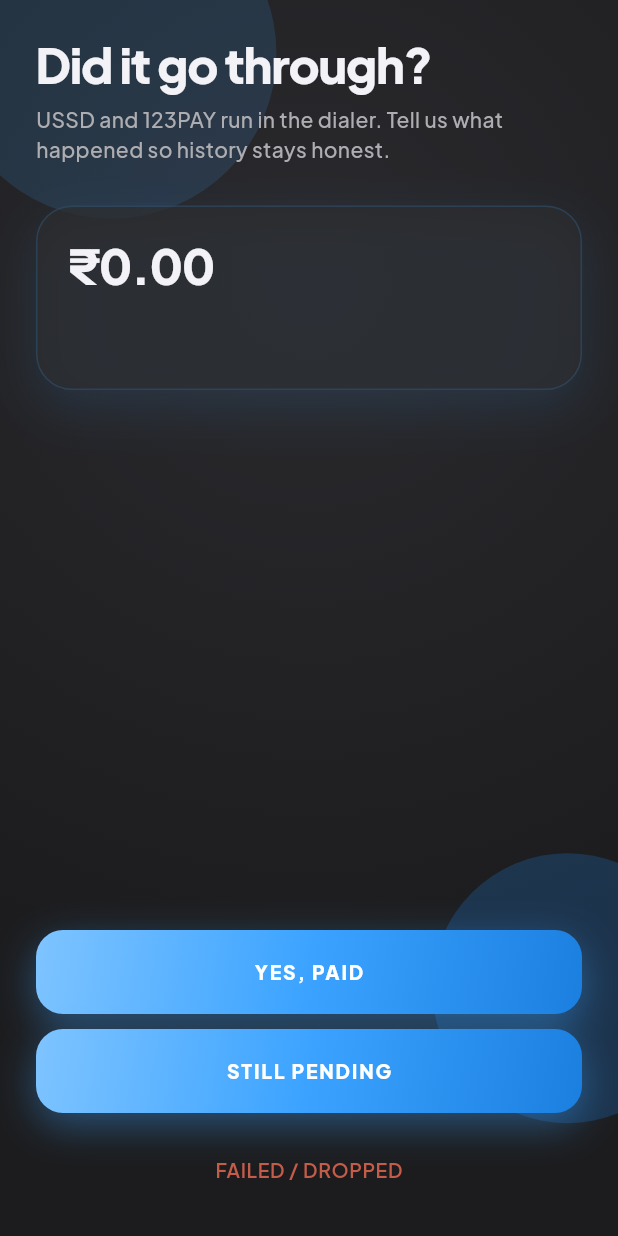
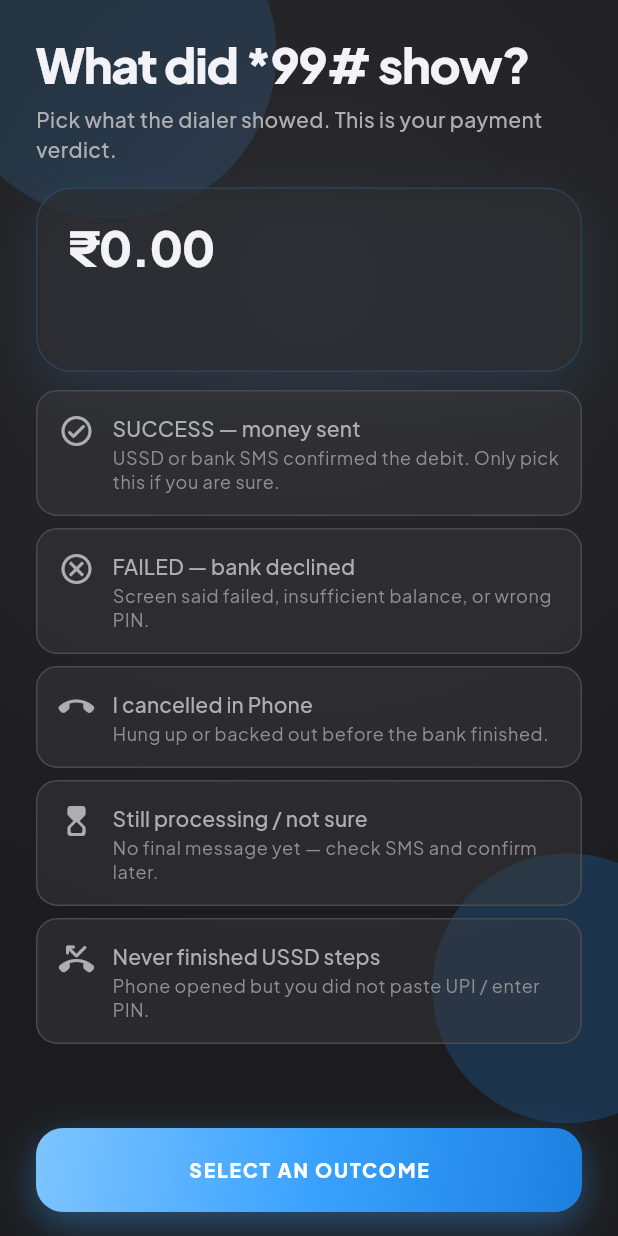
Before and after one commit to BiasManan2010/zeppay, a Flutter app: the OutcomeScreen screen opened by its route, on a phone screen of 412 x 824 dp. Run offline on Flutter 3.47's test engine with Material 3 defaults, Android fonts, the light colour scheme and no system bars; drawn by our look-alikes of flutter_animate; our stand-ins replace audioplayers, csv, fl_chart, flutter_contacts, flutter_local_notifications, flutter_riverpod and 8 more; missing offline and left inert: dart:html, dart:js, dart:js_util, google_mlkit_text_recognition, mobile_scanner; accounts and stored records are empty.

Commit message:
Replace timing guesses with explicit USSD outcome verification.
Users now report what *99# actually showed (SUCCESS, FAILED, etc.).
Success requires confirming the debited amount; timing is facts-only context.
Removes misleading LIKELY labels — the user's USSD attestation is the verdict.

Co-authored-by: Manan Bharti <BiasManan2010@users.noreply.github.com>

```diff
--- a/lib/data/services/payment_tracker.dart
+++ b/lib/data/services/payment_tracker.dart
@@ -3,8 +3,7 @@ import 'dart:convert';
 import 'package:shared_preferences/shared_preferences.dart';
 
 import '../models/models.dart';
-import 'dial_session.dart';
-import 'payment_status_detector.dart';
+import 'payment_verification.dart';
 
 /// Lifecycle of one offline USSD payment attempt.
 enum PaymentTrackPhase {
@@ -32,7 +31,9 @@ class PaymentTrack {
     this.returnedAt,
     this.longestPhoneStint = Duration.zero,
     this.stintCount = 0,
-    this.suggestion,
+    this.userOutcome,
+    this.userSmsRef = '',
+    this.amountConfirmed = false,
     this.resolvedStatus,
   });
 
@@ -49,8 +50,13 @@ class PaymentTrack {
   final DateTime? returnedAt;
   final Duration longestPhoneStint;
   final int stintCount;
-  final TxStatus? suggestion;
+  final UssdUserOutcome? userOutcome;
+  final String userSmsRef;
+  final bool amountConfirmed;
   final TxStatus? resolvedStatus;
+
+  /// Deprecated timing hint — not shown as judgment in UI.
+  TxStatus? get suggestion => null;
 
   bool get needsConfirmation =>
       phase == PaymentTrackPhase.awaitingConfirm && resolvedStatus == null;
@@ -70,7 +76,9 @@ class PaymentTrack {
     DateTime? returnedAt,
     Duration? longestPhoneStint,
     int? stintCount,
-    TxStatus? suggestion,
+    UssdUserOutcome? userOutcome,
+    String? userSmsRef,
+    bool? amountConfirmed,
     TxStatus? resolvedStatus,
   }) =>
       PaymentTrack(
@@ -87,7 +95,9 @@ class PaymentTrack {
         returnedAt: returnedAt ?? this.returnedAt,
         longestPhoneStint: longestPhoneStint ?? this.longestPhoneStint,
         stintCount: stintCount ?? this.stintCount,
-        suggestion: suggestion ?? this.suggestion,
+        userOutcome: userOutcome ?? this.userOutcome,
+        userSmsRef: userSmsRef ?? this.userSmsRef,
+        amountConfirmed: amountConfirmed ?? this.amountConfirmed,
         resolvedStatus: resolvedStatus ?? this.resolvedStatus,
       );
 
@@ -105,7 +115,9 @@ class PaymentTrack {
         'returnedAt': returnedAt?.toIso8601String(),
         'longestPhoneStintMs': longestPhoneStint.inMilliseconds,
         'stintCount': stintCount,
-        'suggestion': suggestion?.name,
+        'userOutcome': userOutcome?.name,
+        'userSmsRef': userSmsRef,
+        'amountConfirmed': amountConfirmed,
         'resolvedStatus': resolvedStatus?.name,
       };
 
@@ -126,6 +138,14 @@ class PaymentTrack {
       }
     }
 
+    UssdUserOutcome? parseOutcome(String? raw) {
+      if (raw == null || raw.isEmpty) return null;
+      for (final o in UssdUserOutcome.values) {
+        if (o.name == raw) return o;
+      }
+      return null;
+    }
+
     return PaymentTrack(
       txId: j['txId'] as String? ?? '',
       refCode: j['refCode'] as String? ?? '',
@@ -142,7 +162,9 @@ class PaymentTrack {
       longestPhoneStint:
           Duration(milliseconds: j['longestPhoneStintMs'] as int? ?? 0),
       stintCount: j['stintCount'] as int? ?? 0,
-      suggestion: parseStatus(j['suggestion'] as String?),
+      userOutcome: parseOutcome(j['userOutcome'] as String?),
+      userSmsRef: j['userSmsRef'] as String? ?? '',
+      amountConfirmed: j['amountConfirmed'] as bool? ?? false,
       resolvedStatus: parseStatus(j['resolvedStatus'] as String?),
     );
   }
@@ -176,22 +198,7 @@ class PaymentTrackStore {
   }
 }
 
-/// Evaluates dial timing into a suggested status — never auto-marks paid.
-TxStatus evaluateDialSession(DialSessionReport session, PaymentTrack track) {
-  if (session.timedOut && !session.everLeftPhone) return TxStatus.failed;
-  if (!session.everLeftPhone) return TxStatus.failed;
-
-  final dialAt = track.dialOpenedAt ?? track.startedAt;
-  final returned = session.returnedAt ?? track.returnedAt ?? DateTime.now();
-  final sinceDial = returned.difference(dialAt).inSeconds;
-
-  if (sinceDial >= 120 && session.longestStint.inSeconds < 20) {
-    return TxStatus.pending;
-  }
-
-  return detectPaymentStatus(session.longestStint);
-}
-
+/// Dial session timing facts — no automatic payment verdict.
 List<PaymentTrackStep> trackSteps(PaymentTrack track) {
   final phase = track.phase;
   PaymentTrackStepState s(PaymentTrackPhase need) {
@@ -211,8 +218,10 @@ List<PaymentTrackStep> trackSteps(PaymentTrack track) {
   }
 
   String confirmDetail() {
-    if (track.suggestion == null) return 'Waiting for your tap';
-    return 'Suggested: ${track.suggestion!.name.toUpperCase()}';
+    if (track.userOutcome != null) {
+      return track.userOutcome!.title;
+    }
+    return 'Tell us what USSD showed';
   }
 
   return [
--- /dev/null
+++ b/lib/data/services/payment_verification.dart
@@ -0,0 +1,107 @@
+import 'package:flutter/material.dart' show IconData, Icons;
+
+import '../models/models.dart';
+import 'payment_tracker.dart';
+
+/// What the user actually saw in Phone / USSD — the only real verdict source.
+enum UssdUserOutcome {
+  success,
+  failed,
+  cancelled,
+  pending,
+  noDial,
+}
+
+extension UssdUserOutcomeLabels on UssdUserOutcome {
+  String get title => switch (this) {
+        UssdUserOutcome.success => 'SUCCESS — money sent',
+        UssdUserOutcome.failed => 'FAILED — bank declined',
+        UssdUserOutcome.cancelled => 'I cancelled in Phone',
+        UssdUserOutcome.pending => 'Still processing / not sure',
+        UssdUserOutcome.noDial => 'Never finished USSD steps',
+      };
+
+  String get subtitle => switch (this) {
+        UssdUserOutcome.success =>
+          'USSD or bank SMS confirmed the debit. Only pick this if you are sure.',
+        UssdUserOutcome.failed =>
+          'Screen said failed, insufficient balance, or wrong PIN.',
+        UssdUserOutcome.cancelled =>
+          'Hung up or backed out before the bank finished.',
+        UssdUserOutcome.pending =>
+          'No final message yet — check SMS and confirm later.',
+        UssdUserOutcome.noDial =>
+          'Phone opened but you did not paste UPI / enter PIN.',
+      };
+
+  IconData get icon => switch (this) {
+        UssdUserOutcome.success => Icons.check_circle_outline_rounded,
+        UssdUserOutcome.failed => Icons.cancel_outlined,
+        UssdUserOutcome.cancelled => Icons.call_end_rounded,
+        UssdUserOutcome.pending => Icons.hourglass_top_rounded,
+        UssdUserOutcome.noDial => Icons.phone_missed_rounded,
+      };
+}
+
+/// Maps user attestation to ledger status — no timing guesses.
+TxStatus statusFromUserOutcome(UssdUserOutcome outcome) {
+  return switch (outcome) {
+    UssdUserOutcome.success => TxStatus.success,
+    UssdUserOutcome.failed => TxStatus.failed,
+    UssdUserOutcome.cancelled => TxStatus.failed,
+    UssdUserOutcome.pending => TxStatus.pending,
+    UssdUserOutcome.noDial => TxStatus.failed,
+  };
+}
+
+/// Whether success can be recorded — needs outcome + amount match.
+bool canConfirmSuccess({
+  required UssdUserOutcome? outcome,
+  required bool amountMatches,
+}) {
+  return outcome == UssdUserOutcome.success && amountMatches;
+}
+
+String verdictLabel(UssdUserOutcome outcome) {
+  return switch (outcome) {
+    UssdUserOutcome.success => 'Payment recorded as SUCCESS',
+    UssdUserOutcome.failed => 'Payment recorded as FAILED',
+    UssdUserOutcome.cancelled => 'Payment recorded as CANCELLED',
+    UssdUserOutcome.pending => 'Payment left as PENDING',
+    UssdUserOutcome.noDial => 'Payment recorded as NOT COMPLETED',
+  };
+}
+
+/// Facts only — not a payment judgment.
+String sessionContextNote(PaymentTrack track) {
+  final parts = <String>[];
+  if (track.dialOpenedAt != null) {
+    parts.add('Dial opened');
+  }
+  if (track.longestPhoneStint > Duration.zero) {
+    parts.add('${track.longestPhoneStint.inSeconds}s in Phone');
+  } else if (track.leftPhoneAt == null) {
+    parts.add('No Phone session detected');
+  }
+  if (track.stintCount > 1) {
+    parts.add('${track.stintCount} switches');
+  }
+  if (parts.isEmpty) return 'Session log empty';
+  return parts.join(' · ');
+}
+
+/// Warn when timing contradicts a success claim (soft guard, not a block).
+String? successGuardMessage({
+  required UssdUserOutcome outcome,
+  required PaymentTrack track,
+}) {
+  if (outcome != UssdUserOutcome.success) return null;
+  final stint = track.longestPhoneStint.inSeconds;
+  if (stint > 0 && stint < 12) {
+    return 'Phone was only open ${stint}s — are you sure USSD finished?';
+  }
+  if (stint == 0) {
+    return 'We never saw you leave for Phone — only mark success if SMS confirms.';
+  }
+  return null;
+}
--- a/lib/presentation/screens/home/home_shell.dart
+++ b/lib/presentation/screens/home/home_shell.dart
@@ -323,7 +323,7 @@ class _HomeTab extends ConsumerWidget {
                             crossAxisAlignment: CrossAxisAlignment.start,
                             children: [
                               Text(
-                                'Payment awaiting confirmation',
+                                'Confirm what *99# showed',
                                 style: Theme.of(context)
                                     .textTheme
                                     .titleSmall
--- a/lib/presentation/screens/pay/connecting_screen.dart
+++ b/lib/presentation/screens/pay/connecting_screen.dart
@@ -71,7 +71,7 @@ class _ConnectingScreenState extends ConsumerState<ConnectingScreen> {
       await audit.dialReturned(
         txId,
         report.longestStint,
-        ref.read(paymentSessionProvider).value?.track?.suggestion,
+        null,
       );
     } catch (_) {
       await session.markAwaitingConfirm();
--- a/lib/presentation/screens/pay/extra_pages.dart
+++ b/lib/presentation/screens/pay/extra_pages.dart
@@ -34,8 +34,8 @@ class HelpScreen extends StatelessWidget {
               'UPI ID is copied. *99*1*3 opens in Phone — paste, amount, PIN.',
             ),
             (
-              'You confirm the result',
-              'Tracker logs copy → dial → Phone time → your tap. We never auto-mark paid.',
+              'You report the USSD result',
+              'What did *99# show? SUCCESS / FAILED / CANCELLED / PENDING — that is the record.',
             ),
             (
               'History stays honest',
--- a/lib/presentation/screens/pay/outcome_screen.dart
+++ b/lib/presentation/screens/pay/outcome_screen.dart
@@ -9,26 +9,71 @@ import '../../../core/widgets/brand.dart';
 import '../../../core/widgets/chrome.dart';
 import '../../../data/models/models.dart';
 import '../../../data/services/payment_session.dart';
-import '../../../data/services/payment_status_detector.dart';
 import '../../../data/services/payment_tracker.dart';
+import '../../../data/services/payment_verification.dart';
 import '../../../data/services/providers.dart';
 import '../../../presentation/widgets/payment_track_card.dart';
 
-class OutcomeScreen extends ConsumerWidget {
+class OutcomeScreen extends ConsumerStatefulWidget {
   const OutcomeScreen({super.key});
 
-  Future<void> _pick(
-    BuildContext context,
-    WidgetRef ref,
-    TxStatus status,
-  ) async {
+  @override
+  ConsumerState<OutcomeScreen> createState() => _OutcomeScreenState();
+}
+
+class _OutcomeScreenState extends ConsumerState<OutcomeScreen> {
+  UssdUserOutcome? _picked;
+  var _amountMatches = false;
+  final _smsRef = TextEditingController();
+  var _showSuccessGate = false;
+
+  @override
+  void dispose() {
+    _smsRef.dispose();
+    super.dispose();
+  }
+
+  Future<void> _submit() async {
+    final outcome = _picked;
+    if (outcome == null) return;
+
+    if (outcome == UssdUserOutcome.success) {
+      if (!_amountMatches) {
+        setState(() => _showSuccessGate = true);
+        ScaffoldMessenger.of(context).showSnackBar(
+          const SnackBar(
+            content: Text('Confirm the debited amount before marking success.'),
+          ),
+        );
+        return;
+      }
+      final track = ref.read(paymentSessionProvider).value?.track;
+      final guard = track == null
+          ? null
+          : successGuardMessage(outcome: outcome, track: track);
+      if (guard != null && !_showSuccessGate) {
+        setState(() => _showSuccessGate = true);
+        ScaffoldMessenger.of(context).showSnackBar(
+          SnackBar(content: Text(guard)),
+        );
+        return;
+      }
+    }
+
+    await ref.read(paymentSessionProvider.notifier).recordUserVerification(
+          outcome: outcome,
+          smsRef: _smsRef.text,
+          amountConfirmed: _amountMatches,
+        );
+
+    final status = statusFromUserOutcome(outcome);
     final id = ref.read(pendingTxIdProvider);
     if (id != null) {
       await applyPaymentResult(ref, status);
     } else {
       await ref.read(paymentSessionProvider.notifier).clear();
     }
-    if (!context.mounted) return;
+    if (!mounted) return;
     if (status == TxStatus.success) {
       context.go('/confirm');
     } else if (status == TxStatus.pending) {
@@ -39,17 +84,14 @@ class OutcomeScreen extends ConsumerWidget {
   }
 
   @override
-  Widget build(BuildContext context, WidgetRef ref) {
+  Widget build(BuildContext context) {
     final draft = ref.watch(paymentDraftProvider);
     final track = ref.watch(paymentSessionProvider).value?.track;
-    final away = track?.away;
-    final suggestion = track?.suggestion;
     final steps = track == null ? const <PaymentTrackStep>[] : trackSteps(track);
-    final hint = away != null
-        ? suggestionLabel(suggestion, away)
-        : (isWebApp
-            ? 'You returned from the dialer. Confirm so history stays honest.'
-            : 'Tell us what happened so history stays honest.');
+    final amount = draft?.amountRupees ?? 0;
+    final guard = _picked == UssdUserOutcome.success && track != null
+        ? successGuardMessage(outcome: _picked!, track: track)
+        : null;
 
     return AuthBackdrop(
       child: Padding(
@@ -58,55 +100,39 @@ class OutcomeScreen extends ConsumerWidget {
           crossAxisAlignment: CrossAxisAlignment.start,
           children: [
             Text(
-              'Did it go through?',
+              'What did *99# show?',
               style: Theme.of(context).textTheme.displayMedium,
             ),
             const SizedBox(height: 8),
             Text(
               isWebApp
-                  ? 'Zep Pay tracked your Phone session. Only tap Yes if SMS or USSD confirms payment.'
-                  : 'USSD and 123PAY run in the dialer. Tell us what happened so history stays honest.',
+                  ? 'Zep Pay cannot read your bank. Pick exactly what Phone / USSD displayed — that becomes the record.'
+                  : 'Pick what the dialer showed. This is your payment verdict.',
               style: Theme.of(context).textTheme.bodyMedium,
             ),
             if (steps.isNotEmpty) ...[
-              const SizedBox(height: 14),
+              const SizedBox(height: 12),
               PaymentTrackCard(
                 steps: steps,
-                title: 'Tracking log',
+                title: 'Session log (facts only)',
               ),
             ],
-            if (away != null) ...[
-              const SizedBox(height: 10),
-              GlassPanel(
-                child: Column(
-                  crossAxisAlignment: CrossAxisAlignment.start,
-                  children: [
-                    Text(
-                      'Longest Phone stint · ${away.inSeconds}s',
-                      style: Theme.of(context).textTheme.labelLarge?.copyWith(
-                            color: AppColors.hero,
-                          ),
+            if (track != null) ...[
+              const SizedBox(height: 8),
+              Text(
+                sessionContextNote(track),
+                style: Theme.of(context).textTheme.labelSmall?.copyWith(
+                      color: AppColors.textDim,
                     ),
-                    const SizedBox(height: 4),
-                    Text(hint, style: Theme.of(context).textTheme.bodyMedium),
-                    if (track?.refCode.isNotEmpty == true) ...[
-                      const SizedBox(height: 6),
-                      Text(
-                        'Ref ${track!.refCode}',
-                        style: Theme.of(context).textTheme.labelSmall,
-                      ),
-                    ],
-                  ],
-                ),
               ),
             ],
-            const SizedBox(height: 28),
+            const SizedBox(height: 16),
             GlassPanel(
               child: Column(
                 crossAxisAlignment: CrossAxisAlignment.start,
                 children: [
                   Text(
-                    '₹${(draft?.amountRupees ?? 0).toStringAsFixed(2)}',
+                    '₹${amount.toStringAsFixed(2)}',
                     style: Theme.of(context).textTheme.displayMedium,
                   ),
                   Text(
@@ -115,44 +141,74 @@ class OutcomeScreen extends ConsumerWidget {
                         : (draft?.vpa ?? ''),
                     style: Theme.of(context).textTheme.titleMedium,
                   ),
-                  Text(
-                    draft?.vpa ?? '',
-                    style: Theme.of(context).textTheme.bodyMedium,
-                  ),
+                  Text(draft?.vpa ?? '',
+                      style: Theme.of(context).textTheme.bodyMedium),
+                  if (track?.refCode.isNotEmpty == true)
+                    Text(
+                      'Ref ${track!.refCode}',
+                      style: Theme.of(context).textTheme.labelSmall,
+                    ),
                 ],
               ),
             ),
-            const Spacer(),
+            const SizedBox(height: 12),
+            Expanded(
+              child: ListView(
+                children: [
+                  for (final outcome in UssdUserOutcome.values)
+                    Padding(
+                      padding: const EdgeInsets.only(bottom: 8),
+                      child: _OutcomeTile(
+                        outcome: outcome,
+                        selected: _picked == outcome,
+                        onTap: () => setState(() {
+                          _picked = outcome;
+                          _showSuccessGate = false;
+                          if (outcome != UssdUserOutcome.success) {
+                            _amountMatches = false;
+                          }
+                        }),
+                      ),
+                    ),
+                  if (_picked == UssdUserOutcome.success) ...[
+                    const SizedBox(height: 8),
+                    CheckboxListTile(
+                      value: _amountMatches,
+                      onChanged: (v) =>
+                          setState(() => _amountMatches = v ?? false),
+                      title: Text(
+                        '₹${amount.toStringAsFixed(2)} was debited from my account',
+                        style: Theme.of(context).textTheme.bodyMedium,
+                      ),
+                      controlAffinity: ListTileControlAffinity.leading,
+                      contentPadding: EdgeInsets.zero,
+                    ),
+                    TextField(
+                      controller: _smsRef,
+                      decoration: const InputDecoration(
+                        labelText: 'Bank SMS ref (optional)',
+                        hintText: 'Last 6 digits from debit SMS',
+                      ),
+                      keyboardType: TextInputType.text,
+                    ),
+                    if (guard != null) ...[
+                      const SizedBox(height: 8),
+                      Text(
+                        guard,
+                        style: Theme.of(context).textTheme.bodySmall?.copyWith(
+                              color: AppColors.warning,
+                            ),
+                      ),
+                    ],
+                  ],
+                ],
+              ),
+            ),
             GlowButton(
-              label: suggestion == TxStatus.success
-                  ? 'YES, PAID (LIKELY)'
-                  : 'YES, PAID',
-              onTap: () => _pick(context, ref, TxStatus.success),
-            ),
-            const SizedBox(height: 10),
-            GlowButton(
-              label: suggestion == TxStatus.pending
-                  ? 'STILL PENDING (LIKELY)'
-                  : 'STILL PENDING',
-              onTap: () => _pick(context, ref, TxStatus.pending),
-            ),
-            const SizedBox(height: 10),
-            HapticScale(
-              onTap: () => _pick(context, ref, TxStatus.failed),
-              child: SizedBox(
-                width: double.infinity,
-                height: 56,
-                child: Center(
-                  child: Text(
-                    suggestion == TxStatus.failed
-                        ? 'FAILED / CANCELLED (LIKELY)'
-                        : 'FAILED / DROPPED',
-                    style: Theme.of(
-                      context,
-                    ).textTheme.labelLarge?.copyWith(color: AppColors.danger),
-                  ),
-                ),
-              ),
+              label: _picked == null
+                  ? 'SELECT AN OUTCOME'
+                  : 'RECORD: ${_picked!.title}',
+              onTap: _picked == null ? null : _submit,
             ),
           ],
         ).animate().fadeIn(duration: 420.ms).slideY(begin: 0.05, curve: Curves.easeOutCubic),
@@ -160,3 +216,67 @@ class OutcomeScreen extends ConsumerWidget {
     );
   }
 }
+
+class _OutcomeTile extends StatelessWidget {
+  const _OutcomeTile({
+    required this.outcome,
+    required this.selected,
+    required this.onTap,
+  });
+
+  final UssdUserOutcome outcome;
+  final bool selected;
+  final VoidCallback onTap;
+
+  @override
+  Widget build(BuildContext context) {
+    return HapticScale(
+      onTap: onTap,
+      child: Container(
+        padding: const EdgeInsets.all(14),
+        decoration: BoxDecoration(
+          color: selected
+              ? AppColors.hero.withValues(alpha: 0.12)
+              : AppColors.surfaceHigh.withValues(alpha: 0.45),
+          borderRadius: BorderRadius.circular(14),
+          border: Border.all(
+            color: selected ? AppColors.hero : AppColors.surfaceBorder,
+            width: selected ? 1.6 : 1,
+          ),
+        ),
+        child: Row(
+          crossAxisAlignment: CrossAxisAlignment.start,
+          children: [
+            Icon(
+              outcome.icon,
+              color: selected ? AppColors.hero : AppColors.textMuted,
+            ),
+            const SizedBox(width: 12),
+            Expanded(
+              child: Column(
+                crossAxisAlignment: CrossAxisAlignment.start,
+                children: [
+                  Text(
+                    outcome.title,
+                    style: Theme.of(context).textTheme.titleSmall?.copyWith(
+                          color: selected
+                              ? AppColors.textPrimary
+                              : AppColors.textMuted,
+                        ),
+                  ),
+                  const SizedBox(height: 2),
+                  Text(
+                    outcome.subtitle,
+                    style: Theme.of(context).textTheme.bodySmall?.copyWith(
+                          color: AppColors.textDim,
+                        ),
+                  ),
+                ],
+              ),
+            ),
+          ],
+        ),
+      ),
+    );
+  }
+}
```
Also changed, not shown: lib/data/services/payment_session.dart (+18 -6 lines), 1 other file.
